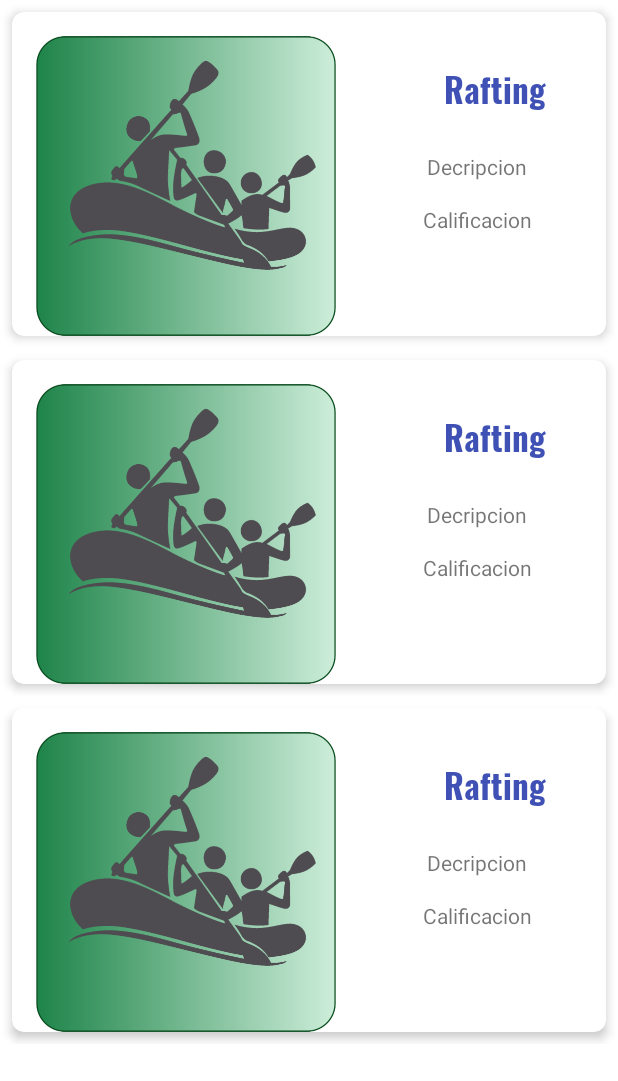
After one commit to ingjjbr/appcreativemobile, an Android app: the layout activity_list_poiactivity.xml on its own in the app's theme, with its tools: preview values and no code run, on a phone screen of 412 x 824 dp. The commit adds this screen. Shown: the top 1081 px of the screen. Run offline under Robolectric (Android 15) with nearby library versions, the phone set to English and light mode, and no system bars; Roboto replaces fonts that are not available here.

Commit message:
Subir avance actividad lista de pois

```diff
--- a/app/src/main/AndroidManifest.xml
+++ b/app/src/main/AndroidManifest.xml
@@ -10,6 +10,9 @@
         android:supportsRtl="true"
         android:theme="@style/Theme.Appdesdecero">
         <activity
+            android:name=".ListPOIActivity"
+            android:exported="false" />
+        <activity
             android:name=".MainActivity"
             android:exported="true">
             <intent-filter> <!-- indica que se abre una actividad -->
@@ -18,6 +21,7 @@
                 <category android:name="android.intent.category.LAUNCHER" />
             </intent-filter>
         </activity>
+
         <meta-data
             android:name="preloaded_fonts"
             android:resource="@array/preloaded_fonts" />
--- /dev/null
+++ b/app/src/main/res/layout/activity_list_poiactivity.xml
@@ -0,0 +1,18 @@
+<?xml version="1.0" encoding="utf-8"?>
+<androidx.constraintlayout.widget.ConstraintLayout xmlns:android="http://schemas.android.com/apk/res/android"
+    xmlns:app="http://schemas.android.com/apk/res-auto"
+    xmlns:tools="http://schemas.android.com/tools"
+    android:layout_width="match_parent"
+    android:layout_height="match_parent"
+    tools:context=".ListPOIActivity">
+
+    <androidx.recyclerview.widget.RecyclerView
+        android:id="@+id/RecyclerView_POI"
+        android:layout_width="0dp"
+        android:layout_height="0dp"
+        app:layout_constraintBottom_toBottomOf="parent"
+        app:layout_constraintEnd_toEndOf="parent"
+        app:layout_constraintStart_toStartOf="parent"
+        app:layout_constraintTop_toTopOf="parent"
+        tools:listitem="@layout/card_view_poi_item" />
+</androidx.constraintlayout.widget.ConstraintLayout>
--- /dev/null
+++ b/app/src/main/res/layout/card_view_poi_item.xml
@@ -0,0 +1,75 @@
+<?xml version="1.0" encoding="utf-8"?>
+<androidx.constraintlayout.widget.ConstraintLayout xmlns:android="http://schemas.android.com/apk/res/android"
+    xmlns:app="http://schemas.android.com/apk/res-auto"
+    android:layout_width="match_parent"
+    android:layout_height="wrap_content">
+
+    <androidx.cardview.widget.CardView
+        android:id="@+id/cardView"
+        android:layout_width="0dp"
+        android:layout_height="wrap_content"
+        android:layout_marginStart="8dp"
+        android:layout_marginTop="8dp"
+        android:layout_marginEnd="8dp"
+        android:layout_marginBottom="8dp"
+        app:cardCornerRadius="8dp"
+        app:cardElevation="4dp"
+        app:layout_constraintBottom_toBottomOf="parent"
+        app:layout_constraintEnd_toEndOf="parent"
+        app:layout_constraintStart_toStartOf="parent"
+        app:layout_constraintTop_toTopOf="parent">
+
+        <androidx.constraintlayout.widget.ConstraintLayout
+            android:layout_width="match_parent"
+            android:layout_height="wrap_content">
+
+            <ImageView
+                android:id="@+id/imageViewaventura_list"
+                android:layout_width="200dp"
+                android:layout_height="200dp"
+                android:layout_marginStart="16dp"
+                android:layout_marginTop="16dp"
+                app:layout_constraintStart_toStartOf="parent"
+                app:layout_constraintTop_toTopOf="parent"
+                app:srcCompat="@drawable/icon_aventura_rafting"
+                android:contentDescription="@string/imagen_descripcion" />
+
+
+            <TextView
+                android:id="@+id/textViewname_al"
+                style="@style/NameAventuraList"
+                android:layout_width="wrap_content"
+                android:layout_height="wrap_content"
+                android:layout_marginStart="32dp"
+                android:layout_marginTop="32dp"
+                android:text="@string/name_aventura_list"
+                app:layout_constraintEnd_toEndOf="parent"
+                app:layout_constraintStart_toEndOf="@+id/imageViewaventura_list"
+                app:layout_constraintTop_toTopOf="parent" />
+
+            <TextView
+                android:id="@+id/textViewdescripcion_al"
+                android:layout_width="wrap_content"
+                android:layout_height="wrap_content"
+                android:layout_marginStart="8dp"
+                android:layout_marginTop="24dp"
+                android:text="@string/descripcion_aventura_list"
+                app:layout_constraintEnd_toEndOf="parent"
+                app:layout_constraintStart_toEndOf="@+id/imageViewaventura_list"
+                app:layout_constraintTop_toBottomOf="@+id/textViewname_al" />
+
+            <TextView
+                android:id="@+id/textViewcalificacion_al"
+                android:layout_width="wrap_content"
+                android:layout_height="wrap_content"
+                android:layout_marginStart="8dp"
+                android:layout_marginTop="16dp"
+                android:text="@string/Calificacion_aventura_list"
+                app:layout_constraintEnd_toEndOf="parent"
+                app:layout_constraintStart_toEndOf="@+id/imageViewaventura_list"
+                app:layout_constraintTop_toBottomOf="@+id/textViewdescripcion_al" />
+
+        </androidx.constraintlayout.widget.ConstraintLayout>
+    </androidx.cardview.widget.CardView>
+
+</androidx.constraintlayout.widget.ConstraintLayout>
--- a/app/src/main/res/values/strings.xml
+++ b/app/src/main/res/values/strings.xml
@@ -9,4 +9,9 @@
     <string name="introcuccion">El Parque Nacional de Chiribiquete destaca no solo por su impresionante extensión de casi 3 millones de hectáreas, sino también por su rica biodiversidad. El parque posee la fauna representativa en el área amazónica, tales como el jaguar, el tapir y el águila arpía, entre otros. En cuanto a la vegetación, se puede agrupar en diferentes biomas que se encuentran dentro del parque como las áreas de sabana, bosques inundables, bosques de tierra firme y bosques de tepuy.  El Parque Nacional Natural Chiribiquete se estableció el 21 de septiembre de 1989. El parque se amplió de los 13.000 km2 anteriores  a 28.000 km2  el 21 de agosto de 2013. El presidente colombiano, Juan Manuel Santos, anunció que el Parque Nacional Chiribiquete se ampliaría en 15.000 km2 el 21 de febrero de 2018. El parque se amplió a 43.000 km2 y fue declarado Patrimonio de la Humanidad por la UNESCO el 2 de julio de 2018.</string>
     <string name="aventiras" />
     <string name="aventuras">Aventuras</string>
+    <string name="titulo_aventura_list">Rafting</string>
+    <string name="imagen_descripcion">icono de aventura</string>
+    <string name="name_aventura_list">Rafting</string>
+    <string name="descripcion_aventura_list">Decripcion</string>
+    <string name="Calificacion_aventura_list">Calificacion</string>
 </resources>
--- a/app/src/main/res/values/themes.xml
+++ b/app/src/main/res/values/themes.xml
@@ -13,4 +13,12 @@
         <item name="android:statusBarColor" tools:targetApi="l">?attr/colorPrimaryVariant</item>
         <!-- Customize your theme here. -->
     </style>
+
+    <style name="NameAventuraList">
+        <item name="android:textSize">22sp</item>
+        <item name="android:fontFamily">@font/oswald_bold</item>
+        <item name="android:textColor">#3F51B5</item>
+    </style>
+
+
 </resources>
--- a/build.gradle
+++ b/build.gradle
@@ -6,7 +6,7 @@ buildscript {
     }
     dependencies {
         classpath "com.android.tools.build:gradle:7.0.3"
-        classpath "org.jetbrains.kotlin:kotlin-gradle-plugin:1.5.20"
+        classpath 'org.jetbrains.kotlin:kotlin-gradle-plugin:1.6.0'
 
         // NOTE: Do not place your application dependencies here; they belong
         // in the individual module build.gradle files
```
Also changed, not shown: app/src/main/java/com/ancreandoideas/appdesdecero/ListPOIActivity.kt (added, +39 -0 lines), app/src/main/java/com/ancreandoideas/appdesdecero/POIListAdapter.kt (added, +40 -0 lines), app/src/main/java/com/ancreandoideas/appdesdecero/Poi.kt (added, +7 -0 lines), app/src/main/res/layout/activity_main.xml (+4 -3 lines), app/src/main/res/drawable/icon_aventura_rafting.png (added), 1 other file.
